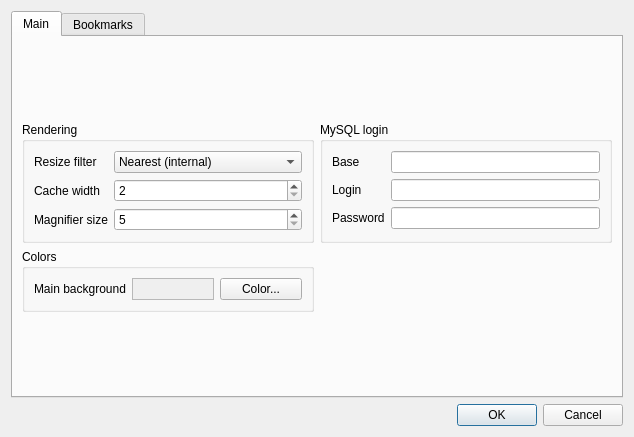
Old version of the form settingsdialog.ui in the repository kernel1024/qmanga.
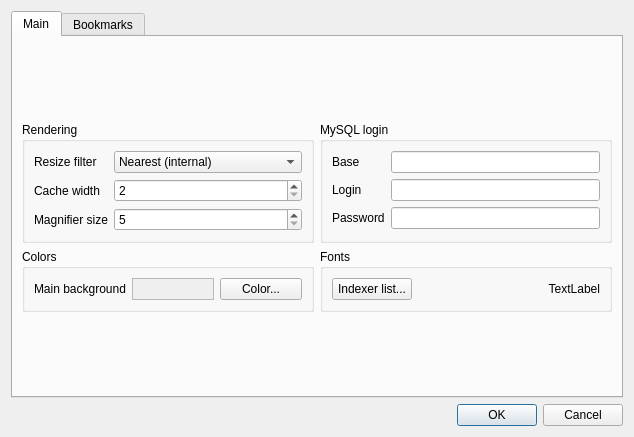
New version of the form.

```diff
--- a/settingsdialog.ui
+++ b/settingsdialog.ui
@@ -255,17 +255,36 @@
           </widget>
          </item>
          <item row="1" column="1">
-          <spacer name="verticalSpacer_3">
-           <property name="orientation">
-            <enum>Qt::Vertical</enum>
+          <widget class="QGroupBox" name="groupBox_4">
+           <property name="title">
+            <string>Fonts</string>
            </property>
-           <property name="sizeHint" stdset="0">
-            <size>
-             <width>20</width>
-             <height>40</height>
-            </size>
-           </property>
-          </spacer>
+           <layout class="QHBoxLayout" name="horizontalLayout_4">
+            <item>
+             <widget class="QPushButton" name="btnFontIndexer">
+              <property name="text">
+               <string>Indexer list...</string>
+              </property>
+             </widget>
+            </item>
+            <item>
+             <widget class="QLabel" name="labelIdxFont">
+              <property name="sizePolicy">
+               <sizepolicy hsizetype="Expanding" vsizetype="Preferred">
+                <horstretch>0</horstretch>
+                <verstretch>0</verstretch>
+               </sizepolicy>
+              </property>
+              <property name="text">
+               <string>TextLabel</string>
+              </property>
+              <property name="alignment">
+               <set>Qt::AlignRight|Qt::AlignTrailing|Qt::AlignVCenter</set>
+              </property>
+             </widget>
+            </item>
+           </layout>
+          </widget>
          </item>
         </layout>
        </item>
```
Left out of the diff: 1 changed line with no effect on the pictures.
